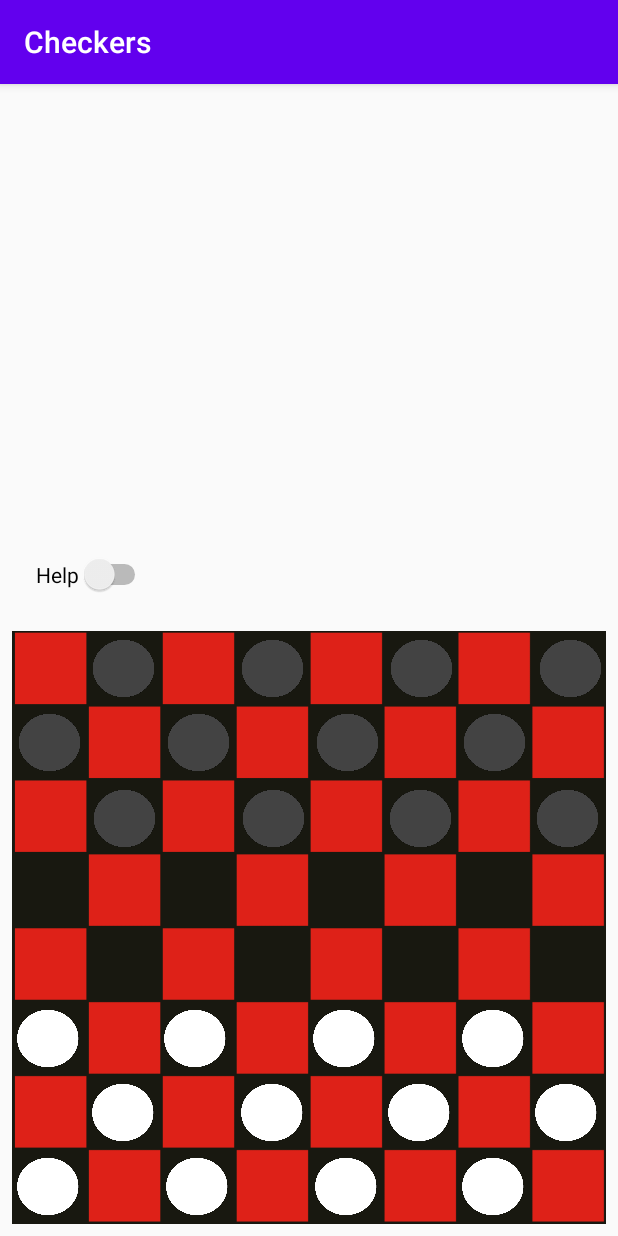
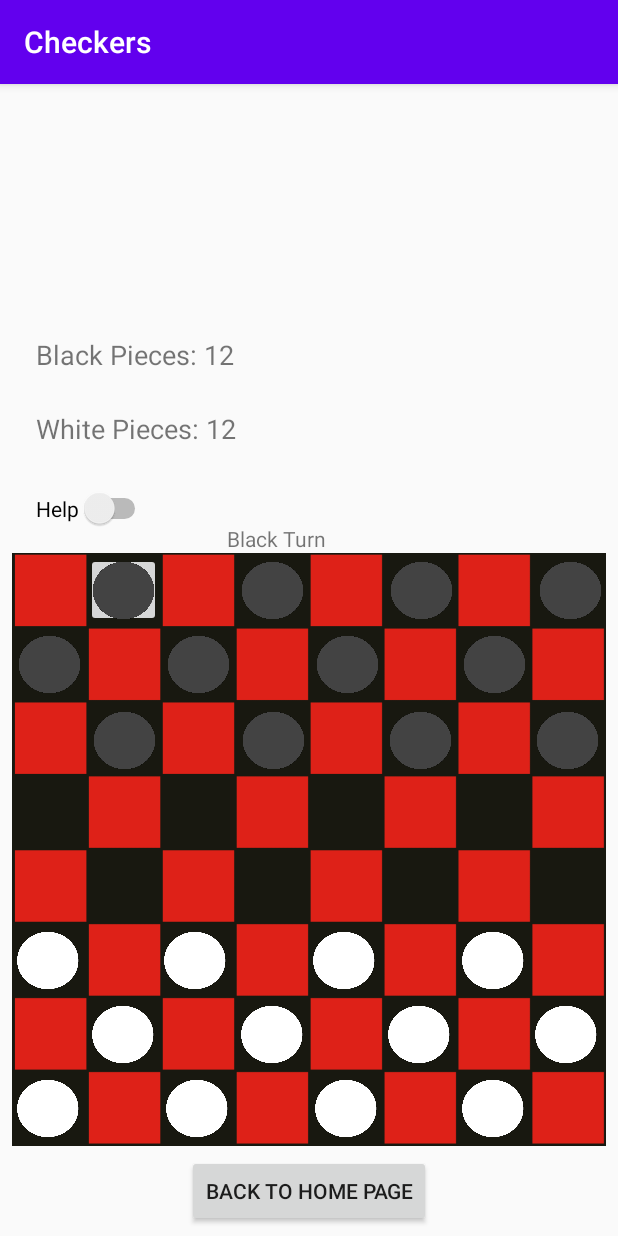
Before and after one commit to joshHuang02/Checkers, an Android app: the PlayerVsBot screen opened directly, with no data from a screen before it, after a tap on an icon or button, on a phone screen of 412 x 824 dp. Run offline under Robolectric (Android 15) with nearby library versions, the phone set to English and light mode, and no system bars; Roboto replaces fonts that are not available here.

Commit message:
made complete PVP checkers game TODO: move changes to PVP activity and start checkers bot

```diff
--- a/app/build.gradle
+++ b/app/build.gradle
@@ -20,6 +20,10 @@ android {
             proguardFiles getDefaultProguardFile('proguard-android-optimize.txt'), 'proguard-rules.pro'
         }
     }
+    compileOptions {
+        sourceCompatibility = 1.8
+        targetCompatibility = 1.8
+    }
 
 }
 
--- a/app/src/main/java/com/josh/checkers/CheckerBoard.java
+++ b/app/src/main/java/com/josh/checkers/CheckerBoard.java
@@ -1,6 +1,9 @@
 package com.josh.checkers;
 
+import android.os.Build;
 import android.util.Log;
+
+import androidx.annotation.RequiresApi;
 
 import java.util.ArrayList;
 import java.util.Collections;
@@ -26,7 +29,7 @@ public class CheckerBoard {
             this.errMsg = "Only BLACK pieces can be moved on BLACK Turn and only WHITE pieces can be moved on WHITE Turn";
             return false;
         }
-        ArrayList<String> allPossibleMoves = allPossibleMoves();
+        ArrayList<String> allPossibleMoves = possibleMoves();
         // makes the coordinates into string for matching
         String moveCoordinates = Integer.toString(x0) + Integer.toString(y0) + Integer.toString(xf) + Integer.toString(yf);
         // if move is a step (move by one square) and is a possible move
@@ -49,9 +52,10 @@ public class CheckerBoard {
             // else if final coordinates are out of bounds
         } else {
 //            System.out.println("Illegal move, type 'help' for all possible moves");
-            this.errMsg = "Illegal move, type 'help' for all possible moves";
+            this.errMsg = "Illegal move, turn on 'Help' to see all possible moves";
             return false;
         }
+        this.errMsg = null;
         // implements rule that jumps must be chained if another jump is possible
         for (int i = 0; i < 8; i++) {
             for (int j = 0; j < 8; j++) {
@@ -60,11 +64,20 @@ public class CheckerBoard {
                 }
             }
         }
+
+        // when a piece reach the other side of the board, make it a king
+        for (int i = 0; i < 8; i++) {
+            if ("WHITE".equals(board[0][i]))
+                board[0][i] = "WKING";
+            if ("BLACK".equals(board[7][i]))
+                board[7][i] = "BKING";
+        }
+
         return true; // returning true will switch turns
     }
 
     // finds all possible moves of every one of your piece based on turn
-    public ArrayList<String> allPossibleMoves() {
+    public ArrayList<String> possibleMoves() {
         // possibleMoves stores all possible moves as String coordinates (includes
         // initial and final coordinates)
         ArrayList<String> possibleMoves = new ArrayList<>();
@@ -74,8 +87,7 @@ public class CheckerBoard {
                 ArrayList<String> availableJumps = availableJumps(i, j);
                 if (board[i][j] != null && availableJumps.size() != 0) {
                     for (String coordinate : availableJumps) {
-//                        possibleMoves.add(Integer.toString(i) + Integer.toString(j) + coordiate);
-                        possibleMoves.add(coordinate);
+                        possibleMoves.add(Integer.toString(i) + Integer.toString(j) + coordinate);
                     }
                 }
             }
@@ -87,16 +99,21 @@ public class CheckerBoard {
                     ArrayList<String> availableMoves = availableSteps(i, j);
                     if (board[i][j] != null && availableMoves.size() != 0) {
                         for (String coordinate : availableMoves) {
-//                            possibleMoves.add(Integer.toString(i) + Integer.toString(j) + coordiate);
-                            possibleMoves.add(coordinate);
+                            possibleMoves.add(Integer.toString(i) + Integer.toString(j) + coordinate);
                         }
                     }
                 }
             }
         }
-        // reverses the order of the help array to make it more readable for black side
-        if (blackTurn)
-            Collections.reverse(possibleMoves);
+        return possibleMoves;
+    }
+
+    public ArrayList<String> possibleFinalCoordinates() {
+        ArrayList<String> possibleMoves = possibleMoves();
+//        possibleMoves.replaceAll( s -> s.substring(2));
+        for (int i = 0; i < possibleMoves.size(); i ++) {
+            possibleMoves.set(i, possibleMoves.get(i).substring(2));
+        }
         return possibleMoves;
     }
 
--- a/app/src/main/java/com/josh/checkers/PlayerVsBot.java
+++ b/app/src/main/java/com/josh/checkers/PlayerVsBot.java
@@ -1,18 +1,24 @@
 package com.josh.checkers;
 
+import androidx.annotation.RequiresApi;
 import androidx.appcompat.app.AppCompatActivity;
 
+import android.content.Intent;
+import android.os.Build;
 import android.os.Bundle;
 import android.view.View;
 import android.widget.CompoundButton;
+import android.widget.EditText;
 import android.widget.ImageButton;
 import android.widget.Switch;
+import android.widget.TextView;
 
 import java.util.*;
 
-public class PlayerVsBot extends AppCompatActivity implements View.OnClickListener {
+public class PlayerVsBot extends AppCompatActivity {
     private int number = 0;
     private boolean wantHelp = false;
+    private String initialCoordinates = null;
     CheckerBoard checkerBoard = new CheckerBoard();
 
     @Override
@@ -20,28 +26,85 @@ public class PlayerVsBot extends AppCompatActivity implements View.OnClickListen
         super.onCreate(savedInstanceState);
         setContentView(R.layout.activity_player_vs_bot);
 
+        // none of the buttons are defined or have onClick because I set their 'onClick' property
         Switch help = (Switch) findViewById(R.id.helpSwitch);
 
+        // makes new board and display it
         checkerBoard.newBoard();
         printBoard();
 
+        // help switch
         help.setOnCheckedChangeListener(new CompoundButton.OnCheckedChangeListener() {
             public void onCheckedChanged(CompoundButton buttonView, boolean isChecked) {
                 wantHelp = isChecked;
                 printBoard();
             }
         });
+    }
 
-        // sends all click listener to onClick;
-//        piece.setOnClickListener(this);
+    public void move(View v) {
+        TextView notificationTextView = (TextView) findViewById(R.id.notificationTextView);
+        TextView turnTextView = (TextView) findViewById(R.id.turnTextView);
+        ImageButton piece = (ImageButton) findViewById(v.getId());
 
+        String tag = piece.getTag().toString();
 
+        // when you click on a piece, moveOwnPiece checks if the piece you clicked is on the correct turn
+        // ex moveOwnPiece if you click on a white piece on black turn
+        boolean moveOwnPiece;
+        boolean squareIsNull;
+        if (checkerBoard.getBoard()[tag.charAt(0) - '0'][tag.charAt(1) - '0'] != null) {
+            moveOwnPiece = ('B' == checkerBoard.getBoard()[tag.charAt(0) - '0'][tag.charAt(1) - '0'].charAt(0) && checkerBoard.getBlackTurn())
+                    || ('W' == checkerBoard.getBoard()[tag.charAt(0) - '0'][tag.charAt(1) - '0'].charAt(0) && !checkerBoard.getBlackTurn());
+            squareIsNull = false;
+        } else {
+            moveOwnPiece = false;
+            squareIsNull = true;
+        }
+
+        if (initialCoordinates == null) {
+            // for some reason putting this if statement as an "&&" in the above statement breaks the app
+            if (moveOwnPiece) initialCoordinates = tag;
+        } else if (moveOwnPiece) {
+            initialCoordinates = tag;
+        } else if (squareIsNull){ // at this stage piece definitely moves
+            String coordinates = initialCoordinates + tag;
+            if (checkerBoard.movePiece(coordinates.charAt(0) - '0', coordinates.charAt(1) - '0', coordinates.charAt(2) - '0', coordinates.charAt(3) - '0')) {
+                checkerBoard.setBlackTurn(!checkerBoard.getBlackTurn());
+            }
+            initialCoordinates = null;
+        }
+
+        // tells player whose turn it is
+        if (checkerBoard.getBlackTurn()) {
+            turnTextView.setText("Black Turn");
+        } else {
+            turnTextView.setText("White Turn");
+        }
+
+        // win message
+        if (checkerBoard.getBlackPiecesCount() == 0) {
+            notificationTextView.setText(getString(R.string.winMsg, "WHITE"));
+        } else if (checkerBoard.getWhitePieceCount() == 0){
+            notificationTextView.setText(getString(R.string.winMsg, "BLACK"));
+        } else {
+            // set error or help text on the screen
+            notificationTextView.setText(checkerBoard.errMsg);
+        }
+
+        printBoard();
     }
 
     public void printBoard() {
+        TextView blackPiecesTextView = (TextView) findViewById(R.id.blackPiecesTextView);
+        TextView whitePiecesTextView = (TextView) findViewById(R.id.whitePiecesTextView);
+
+        blackPiecesTextView.setText(getString(R.string.blackPieceCount, checkerBoard.getBlackPiecesCount()));
+        whitePiecesTextView.setText(getString(R.string.whitePieceCount, checkerBoard.getWhitePieceCount()));
+
         String[][] board = checkerBoard.getBoard();
         ImageButton[] allPieces = getAllPieces();
-        ArrayList<String> allPossibleFinalCoordinates = checkerBoard.allPossibleMoves();
+        ArrayList<String> possibleFinalCoordinates = checkerBoard.possibleFinalCoordinates();
         for (int i = 0; i < 8; i++) {
             for (int j = 0; j < 8; j++) {
                 for (ImageButton btn : allPieces) {
@@ -68,11 +131,14 @@ public class PlayerVsBot extends AppCompatActivity implements View.OnClickListen
                             btn.setImageDrawable(null);
                             btn.getBackground().setAlpha(0);
                         }
+                        if (tag.equals(initialCoordinates)) {
+                            btn.getBackground().setAlpha(255);
+                        }
 
                         if (wantHelp) {
-                            if (allPossibleFinalCoordinates.contains(coordinate)) {
+                            if (possibleFinalCoordinates.contains(coordinate)) {
                                 btn.setImageResource(R.drawable.possible_move);
-                                btn.getBackground().setAlpha(100);
+                                btn.getBackground().setAlpha(255);
                             }
                         }
                     }
@@ -81,11 +147,7 @@ public class PlayerVsBot extends AppCompatActivity implements View.OnClickListen
         }
     }
 
-    @Override
-    public void onClick(View v) {
-        printBoard();
-    }
-
+    // returns an array of all piece ImageButtons
     private ImageButton[] getAllPieces() {
         ImageButton allPieces[] = new ImageButton[32];
         allPieces[0] = (ImageButton) findViewById(R.id.piece);
@@ -123,32 +185,8 @@ public class PlayerVsBot extends AppCompatActivity implements View.OnClickListen
         return allPieces;
     }
 
-    public void test(View v) {
-        ImageButton button = (ImageButton) findViewById(v.getId());
-        String coordinate = "01";
-        if (coordinate.equals(v.getTag())) {
-            switch (number) {
-                case 0:
-                    button.setImageResource(R.drawable.checkerpiece_white);
-                    button.getBackground().setAlpha(0);
-                    number++;
-                    break;
-                case 1:
-                    button.setImageResource(R.drawable.checkerpiece_white_king);
-                    button.getBackground().setAlpha(0);
-                    number++;
-                    break;
-                case 2:
-                    button.setImageResource(R.drawable.blank);
-                    button.getBackground().setAlpha(255);
-                    number++;
-                    break;
-                case 3:
-                    button.setImageResource(R.drawable.checkerpiece_white);
-                    button.getBackground().setAlpha(0);
-                    number = 1;
-                    break;
-            }
-        }
+    public void returnHome(View v) {
+        Intent intent = new Intent(this, MainActivity.class);
+        startActivity(intent);
     }
 }
--- a/app/src/main/java/com/josh/checkers/PlayerVsPlayer.java
+++ b/app/src/main/java/com/josh/checkers/PlayerVsPlayer.java
@@ -65,7 +65,7 @@ public class PlayerVsPlayer extends AppCompatActivity {
                 case "help":
 //                    System.out.print("You have these possible move(s): ");
 //                    System.out.println(Arrays.toString(checkers.allPossibleMoves().toArray()));\
-                    String possibleMovesMsg = getString(R.string.possibleMoves, checkerBoard.allPossibleMoves().toString());
+                    String possibleMovesMsg = getString(R.string.possibleMoves, checkerBoard.possibleMoves().toString());
                     notificationTextView.setText(possibleMovesMsg);
                     break;
                 // default is when you give a coordinate
@@ -100,7 +100,6 @@ public class PlayerVsPlayer extends AppCompatActivity {
 //                System.out.print("WHITE Turn: ");
                 coordinates.setHint("WHITE Turn");
             }
-            Log.d("boolean", checkerBoard.getBlackTurn() + "");
             printVisual();
         }
         // when a side runs out of pieces, the other side wins, also ends the program
--- a/app/src/main/res/layout/activity_player_vs_bot.xml
+++ b/app/src/main/res/layout/activity_player_vs_bot.xml
@@ -6,13 +6,62 @@
     android:layout_height="match_parent"
     tools:context=".PlayerVsBot">
 
+    <TextView
+        android:id="@+id/notificationTextView"
+        android:layout_width="244dp"
+        android:layout_height="87dp"
+        android:layout_marginEnd="8dp"
+        app:layout_constraintEnd_toEndOf="parent"
+        app:layout_constraintTop_toTopOf="@+id/blackPiecesTextView" />
+
+    <Button
+        android:id="@+id/returnBtn"
+        android:layout_width="wrap_content"
+        android:layout_height="wrap_content"
+        android:onClick="returnHome"
+        android:text="Back to Home Page"
+        app:layout_constraintBottom_toBottomOf="parent"
+        app:layout_constraintEnd_toEndOf="parent"
+        app:layout_constraintHorizontal_bias="0.5"
+        app:layout_constraintStart_toStartOf="parent"
+        app:layout_constraintTop_toBottomOf="@+id/imageView2" />
+
+    <TextView
+        android:id="@+id/blackPiecesTextView"
+        android:layout_width="135dp"
+        android:layout_height="49dp"
+        android:text="Black Pieces: "
+        android:textSize="18sp"
+        app:layout_constraintBottom_toTopOf="@+id/whitePiecesTextView"
+        app:layout_constraintStart_toStartOf="@+id/whitePiecesTextView" />
+
+    <TextView
+        android:id="@+id/whitePiecesTextView"
+        android:layout_width="136dp"
+        android:layout_height="44dp"
+        android:layout_marginBottom="8dp"
+        android:text="White Pieces: "
+        android:textSize="18sp"
+        app:layout_constraintBottom_toTopOf="@+id/helpSwitch"
+        app:layout_constraintStart_toStartOf="@+id/helpSwitch" />
+
+    <TextView
+        android:id="@+id/turnTextView"
+        android:layout_width="110dp"
+        android:layout_height="wrap_content"
+        android:text="Black Turn "
+        app:layout_constraintBottom_toTopOf="@+id/imageView2"
+        app:layout_constraintEnd_toEndOf="parent"
+        app:layout_constraintHorizontal_bias="0.5"
+        app:layout_constraintStart_toStartOf="parent" />
+
     <ImageView
         android:id="@+id/imageView2"
         android:layout_width="0dp"
         android:layout_height="395dp"
         android:layout_marginStart="8dp"
         android:layout_marginEnd="8dp"
-        android:layout_marginBottom="8dp"
+        android:layout_marginBottom="60dp"
         app:layout_constraintBottom_toBottomOf="parent"
         app:layout_constraintEnd_toEndOf="parent"
         app:layout_constraintHorizontal_bias="0.0"
@@ -25,7 +74,7 @@
         android:layout_height="49dp"
         android:layout_marginStart="57dp"
         android:adjustViewBounds="false"
-        android:onClick="onClick"
+        android:onClick="move"
         android:padding="0dp"
         android:scaleType="fitCenter"
         android:tag="01"
@@ -39,6 +88,7 @@
         android:layout_height="49dp"
         android:layout_marginStart="8dp"
         android:adjustViewBounds="false"
+        android:onClick="move"
         android:padding="0dp"
         android:scaleType="fitCenter"
         android:tag="10"
@@ -53,6 +103,7 @@
         android:layout_height="49dp"
         android:layout_marginTop="1dp"
         android:adjustViewBounds="false"
+        android:onClick="move"
         android:padding="0dp"
         android:scaleType="fitCenter"
         android:tag="21"
@@ -65,6 +116,7 @@
         android:layout_width="50dp"
         android:layout_height="49dp"
         android:adjustViewBounds="false"
+        android:onClick="move"
         android:padding="0dp"
         android:scaleType="fitCenter"
         android:tag="30"
@@ -78,6 +130,7 @@
         android:layout_height="49dp"
         android:layout_marginTop="48dp"
         android:adjustViewBounds="false"
+        android:onClick="move"
         android:padding="0dp"
         android:scaleType="fitCenter"
         android:tag="41"
@@ -90,6 +143,7 @@
         android:layout_width="50dp"
         android:layout_height="49dp"
         android:adjustViewBounds="false"
+        android:onClick="move"
         android:padding="0dp"
         android:scaleType="fitCenter"
         android:tag="50"
@@ -103,6 +157,7 @@
         android:layout_height="49dp"
         android:layout_marginStart="98dp"
         android:adjustViewBounds="false"
+        android:onClick="move"
         android:padding="0dp"
         android:scaleType="fitCenter"
         android:tag="52"
@@ -116,6 +171,7 @@
         android:layout_height="49dp"
         android:layout_marginStart="49dp"
         android:adjustViewBounds="false"
+        android:onClick="move"
         android:padding="0dp"
         android:scaleType="fitCenter"
         android:tag="54"
@@ -129,6 +185,7 @@
         android:layout_height="49dp"
         android:layout_marginStart="49dp"
         android:adjustViewBounds="false"
+        android:onClick="move"
         android:padding="0dp"
         android:scaleType="fitCenter"
         android:tag="74"
@@ -142,6 +199,7 @@
         android:layout_height="49dp"
         android:layout_marginStart="48dp"
         android:adjustViewBounds="false"
+        android:onClick="move"
         android:padding="0dp"
         android:scaleType="fitCenter"
         android:tag="76"
@@ -155,6 +213,7 @@
         android:layout_height="49dp"
         android:layout_marginStart="49dp"
         android:adjustViewBounds="false"
+        android:onClick="move"
         android:padding="0dp"
         android:scaleType="fitCenter"
         android:tag="72"
@@ -167,6 +226,7 @@
         android:layout_width="50dp"
         android:layout_height="49dp"
         android:adjustViewBounds="false"
+        android:onClick="move"
         android:padding="0dp"
         android:scaleType="fitCenter"
         android:tag="70"
@@ -180,6 +240,7 @@
         android:layout_height="49dp"
         android:layout_marginStart="48dp"
         android:adjustViewBounds="false"
+        android:onClick="move"
         android:padding="0dp"
         android:scaleType="fitCenter"
         android:tag="67"
@@ -193,6 +254,7 @@
         android:layout_height="49dp"
         android:layout_marginStart="48dp"
         android:adjustViewBounds="false"
+        android:onClick="move"
         android:padding="0dp"
         android:scaleType="fitCenter"
         android:tag="65"
@@ -206,6 +268,7 @@
         android:layout_height="49dp"
         android:layout_marginStart="49dp"
         android:adjustViewBounds="false"
+        android:onClick="move"
         android:padding="0dp"
         android:scaleType="fitCenter"
         android:tag="63"
@@ -218,6 +281,7 @@
         android:layout_width="50dp"
         android:layout_height="49dp"
         android:adjustViewBounds="false"
+        android:onClick="move"
         android:padding="0dp"
         android:scaleType="fitCenter"
         android:tag="61"
@@ -231,6 +295,7 @@
         android:layout_height="49dp"
         android:layout_marginStart="49dp"
         android:adjustViewBounds="false"
+        android:onClick="move"
         android:padding="0dp"
         android:scaleType="fitCenter"
         android:tag="56"
@@ -245,6 +310,7 @@
         android:layout_marginStart="49dp"
         android:layout_marginTop="48dp"
         android:adjustViewBounds="false"
+        android:onClick="move"
         android:padding="0dp"
         android:scaleType="fitCenter"
         android:tag="43"
@@ -259,6 +325,7 @@
         android:layout_marginStart="48dp"
         android:layout_marginTop="48dp"
         android:adjustViewBounds="false"
+        android:onClick="move"
         android:padding="0dp"
         android:scaleType="fitCenter"
         android:tag="45"
@@ -273,6 +340,7 @@
         android:layout_marginStart="49dp"
         android:layout_marginTop="48dp"
         android:adjustViewBounds="false"
+        android:onClick="move"
         android:padding="0dp"
         android:scaleType="fitCenter"
         android:tag="47"
@@ -286,6 +354,7 @@
         android:layout_height="49dp"
         android:layout_marginStart="49dp"
         android:adjustViewBounds="false"
+        android:onClick="move"
         android:padding="0dp"
         android:scaleType="fitCenter"
         android:tag="32"
@@ -299,6 +368,7 @@
         android:layout_height="49dp"
         android:layout_marginStart="48dp"
         android:adjustViewBounds="false"
+        android:onClick="move"
         android:padding="0dp"
         android:scaleType="fitCenter"
         android:tag="34"
@@ -312,6 +382,7 @@
         android:layout_height="49dp"
         android:layout_marginStart="49dp"
         android:adjustViewBounds="false"
+        android:onClick="move"
         android:padding="0dp"
         android:scaleType="fitCenter"
         android:tag="36"
@@ -326,6 +397,7 @@
         android:layout_marginStart="49dp"
         android:layout_marginTop="1dp"
         android:adjustViewBounds="false"
+        android:onClick="move"
         android:padding="0dp"
         android:scaleType="fitCenter"
         android:tag="23"
@@ -340,6 +412,7 @@
         android:layout_marginStart="48dp"
         android:layout_marginTop="1dp"
         android:adjustViewBounds="false"
+        android:onClick="move"
         android:padding="0dp"
         android:scaleType="fitCenter"
         android:tag="25"
@@ -354,6 +427,7 @@
         android:layout_marginStart="48dp"
         android:layout_marginTop="1dp"
         android:adjustViewBounds="false"
+        android:onClick="move"
         android:padding="0dp"
         android:scaleType="fitCenter"
         android:tag="27"
@@ -367,6 +441,7 @@
         android:layout_height="49dp"
         android:layout_marginStart="49dp"
         android:adjustViewBounds="false"
+        android:onClick="move"
         android:padding="0dp"
         android:scaleType="fitCenter"
         android:tag="12"
@@ -380,6 +455,7 @@
         android:layout_height="49dp"
         android:layout_marginStart="49dp"
         android:adjustViewBounds="false"
+        android:onClick="move"
         android:padding="0dp"
         android:scaleType="fitCenter"
         android:tag="14"
@@ -393,6 +469,7 @@
         android:layout_height="49dp"
         android:layout_marginStart="48dp"
         android:adjustViewBounds="false"
+        android:onClick="move"
         android:padding="0dp"
         android:scaleType="fitCenter"
         android:tag="16"
@@ -406,6 +483,7 @@
         android:layout_height="49dp"
         android:layout_marginStart="49dp"
         android:adjustViewBounds="false"
+        android:onClick="move"
         android:padding="0dp"
         android:scaleType="fitCenter"
         android:tag="03"
@@ -419,6 +497,7 @@
         android:layout_height="49dp"
         android:layout_marginStart="49dp"
         android:adjustViewBounds="false"
+        android:onClick="move"
         android:padding="0dp"
         android:scaleType="fitCenter"
         android:tag="05"
@@ -432,6 +511,7 @@
         android:layout_height="49dp"
         android:layout_marginStart="49dp"
         android:adjustViewBounds="false"
+        android:onClick="move"
         android:padding="0dp"
         android:scaleType="fitCenter"
         android:tag="07"
@@ -444,7 +524,7 @@
         android:layout_width="wrap_content"
         android:layout_height="wrap_content"
         android:layout_marginStart="24dp"
-        android:layout_marginBottom="24dp"
+        android:layout_marginBottom="16dp"
         android:text="Help"
         app:layout_constraintBottom_toTopOf="@+id/piece"
         app:layout_constraintStart_toStartOf="parent" />
```
